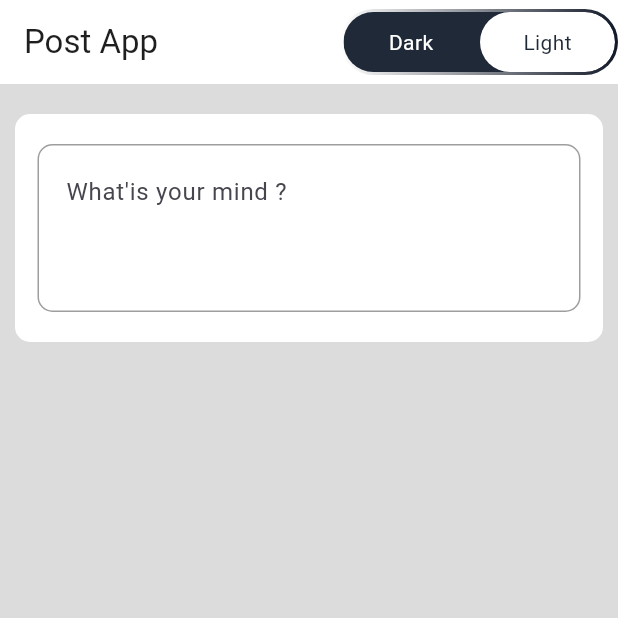
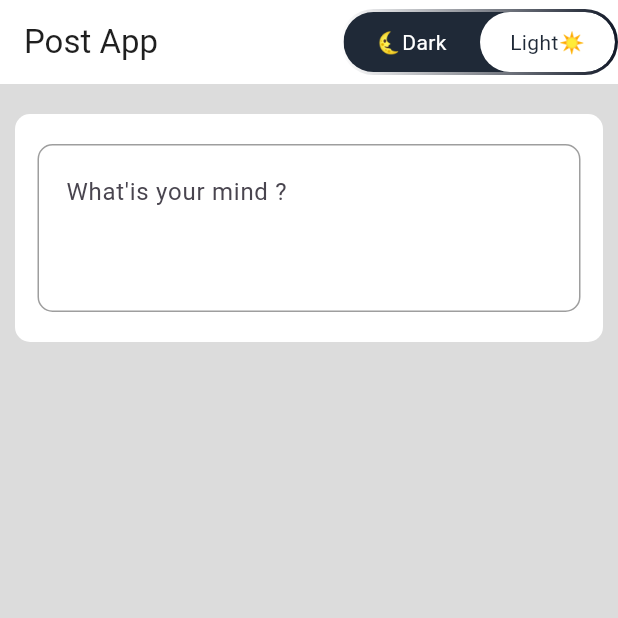
Before and after one commit to vonjy-2101/mvvm-flutter-project, a Flutter app: the screen it shows after launch, on a phone screen of 412 x 824 dp, the top half of it. Run offline on Flutter 3.47's test engine with Material 3 defaults, Android fonts, the phone set to English and light mode, and no system bars; drawn by our look-alikes of toggle_switch; our stand-ins replace dio, equatable, flutter_riverpod, get_it, go_router, google_fonts; network calls fail.

Commit message:
emoji theme mode

```diff
--- a/lib/views/shared/app_header.dart
+++ b/lib/views/shared/app_header.dart
@@ -28,7 +28,7 @@ class AppHeader extends ConsumerWidget implements PreferredSizeWidget{
                     inactiveFgColor: (Theme.of(context).brightness == Brightness.dark) ?ColorAppThemeData.darkPrimary : Colors.white,
                     initialLabelIndex: (Theme.of(context).brightness == Brightness.dark) ? 0 : 1,
                     totalSwitches: 2,
-                    labels: ['Dark', 'Light'],
+                    labels: ['🌜Dark', 'Light☀️'],
                     radiusStyle: true,
                     onToggle: (index) {
                         console(index);
```
